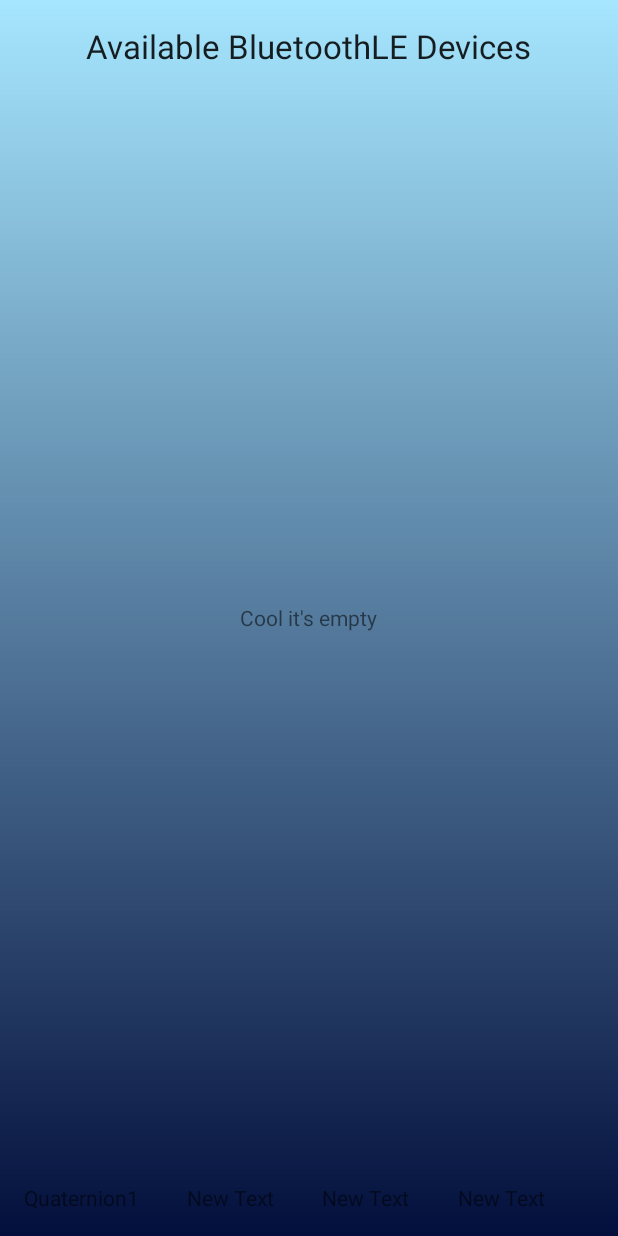
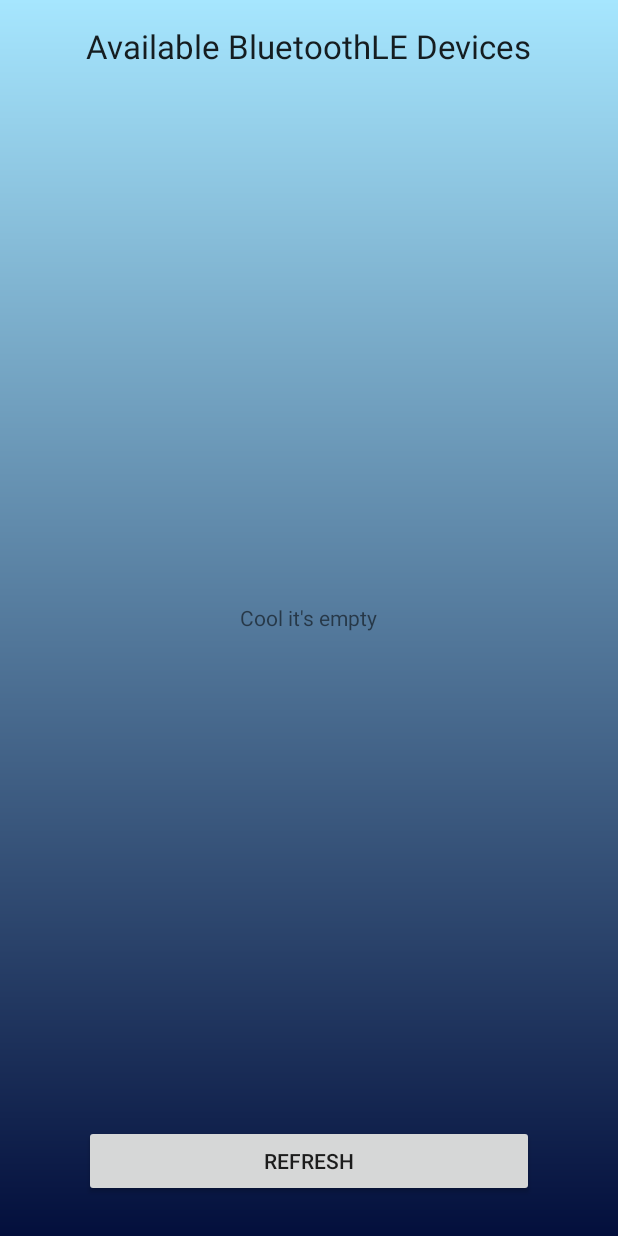
Before and after one commit to Motsai/neblina-android-experimental, an Android app: the BLEDeviceScanActivity screen opened directly, with no data from a screen before it, on a phone screen of 412 x 824 dp. Run offline under Robolectric (Android 15) with nearby library versions, the phone set to English and light mode, and no system bars; our stand-ins replace ButterKnife; 1 statement that could not run was skipped.

```diff
--- a/app/src/main/java/com/inspirationindustry/motsaibluetooth/MainActivity.java
+++ b/app/src/main/java/com/inspirationindustry/motsaibluetooth/MainActivity.java
@@ -11,7 +11,6 @@ import butterknife.ButterKnife;
 import butterknife.OnClick;
 
 public class MainActivity extends AppCompatActivity {
-
 
     @Override
     protected void onCreate(Bundle savedInstanceState) {
@@ -45,7 +44,7 @@ public class MainActivity extends AppCompatActivity {
 
     //Butterknife shortcut to calling an intent instead of creating an onClick listener.
     @OnClick(R.id.nextButton)
-    public void startDailyActivity(View view){
+    public void nameIsInconsequential(View view){
 
         //This definitely works
         Intent intent = new Intent(this,BLEDeviceScanActivity.class);
--- a/app/src/main/res/layout/ble_scan_activity.xml
+++ b/app/src/main/res/layout/ble_scan_activity.xml
@@ -17,7 +17,7 @@
         android:id="@android:id/list"
         android:layout_centerHorizontal="true"
         android:layout_below="@+id/textView"
-        android:layout_above="@+id/linearLayout"/>
+   />
 
     <TextView
         android:layout_width="wrap_content"
@@ -36,44 +36,16 @@
         android:layout_alignParentTop="true"
         android:layout_centerHorizontal="true"/>
 
-    <LinearLayout
-        android:orientation="horizontal"
+    <Button
         android:layout_width="match_parent"
         android:layout_height="wrap_content"
+        android:text="Refresh"
+        android:id="@+id/refreshButton"
         android:layout_alignParentBottom="true"
-        android:id="@+id/linearLayout">
-
-        <TextView
-            android:layout_width="wrap_content"
-            android:layout_height="wrap_content"
-            android:text="Quaternion1"
-            android:id="@+id/textView2"
-            android:layout_weight="1"
-            tools:text="Quaternion1"/>
-
-        <TextView
-            android:layout_width="wrap_content"
-            android:layout_height="wrap_content"
-            android:text="New Text"
-            android:id="@+id/textView3"
-            android:layout_weight="1"
-            tools:text="Quaternion2"/>
-
-        <TextView
-            android:layout_width="wrap_content"
-            android:layout_height="wrap_content"
-            android:text="New Text"
-            android:id="@+id/textView4"
-            android:layout_weight="1"
-            tools:text="Quaternion3"/>
-
-        <TextView
-            android:layout_width="wrap_content"
-            android:layout_height="wrap_content"
-            android:text="New Text"
-            android:id="@+id/textView5"
-            android:layout_weight="1"
-            tools:text="Quaternion4"/>
-    </LinearLayout>
+        android:layout_alignParentEnd="true"
+        android:layout_marginLeft="40dp"
+        android:layout_marginRight="40dp"
+        android:layout_marginTop="10dp"
+        android:layout_marginBottom="10dp"/>
 
 </RelativeLayout>
```
Also changed, not shown: app/src/main/java/com/inspirationindustry/motsaibluetooth/BLEDeviceScanActivity.java (+69 -45 lines), app/src/main/java/com/inspirationindustry/motsaibluetooth/MyGLRenderer.java (+152 -7 lines), app/src/main/java/com/inspirationindustry/motsaibluetooth/Square.java (added, +131 -0 lines), app/src/main/java/com/inspirationindustry/motsaibluetooth/Triangle.java (+31 -6 lines).
